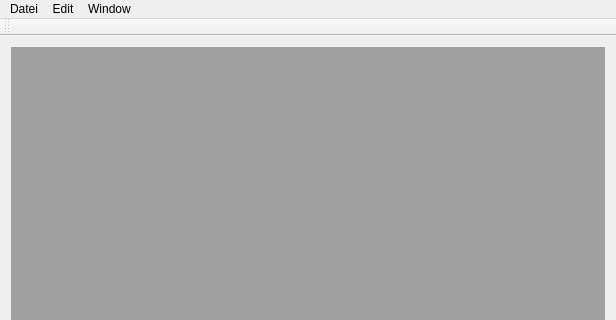
Old version of the form KinectTracker/MainWindow.ui in the repository GromeTT/KinectTracker; both pictures show x 0 to 616 and y 0 to 320 of the 616 by 496 pixel window.
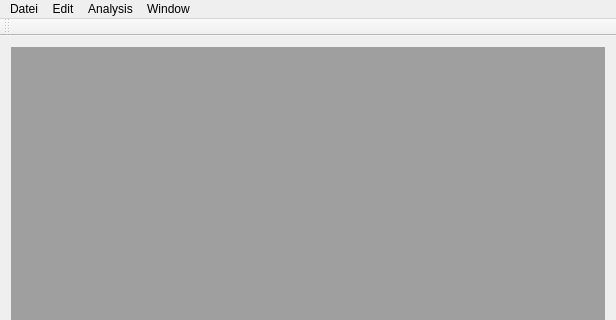
New version of the form.

Diff of the .ui file:
```diff
--- a/KinectTracker/MainWindow.ui
+++ b/KinectTracker/MainWindow.ui
@@ -56,8 +56,16 @@
     <addaction name="actionKeep_rgb_up_to_date"/>
     <addaction name="actionKeep_depth_up_to_date"/>
    </widget>
+   <widget class="QMenu" name="menuAnalysis">
+    <property name="title">
+     <string>Analysis</string>
+    </property>
+    <addaction name="actionSASDMode"/>
+    <addaction name="actionSABSSDMode"/>
+   </widget>
    <addaction name="menuDatei"/>
    <addaction name="editMenu"/>
+   <addaction name="menuAnalysis"/>
    <addaction name="windowMenu"/>
   </widget>
   <widget class="QToolBar" name="mainToolBar">
```
Left out of the diff: 34 changed lines with no effect on the pictures.
